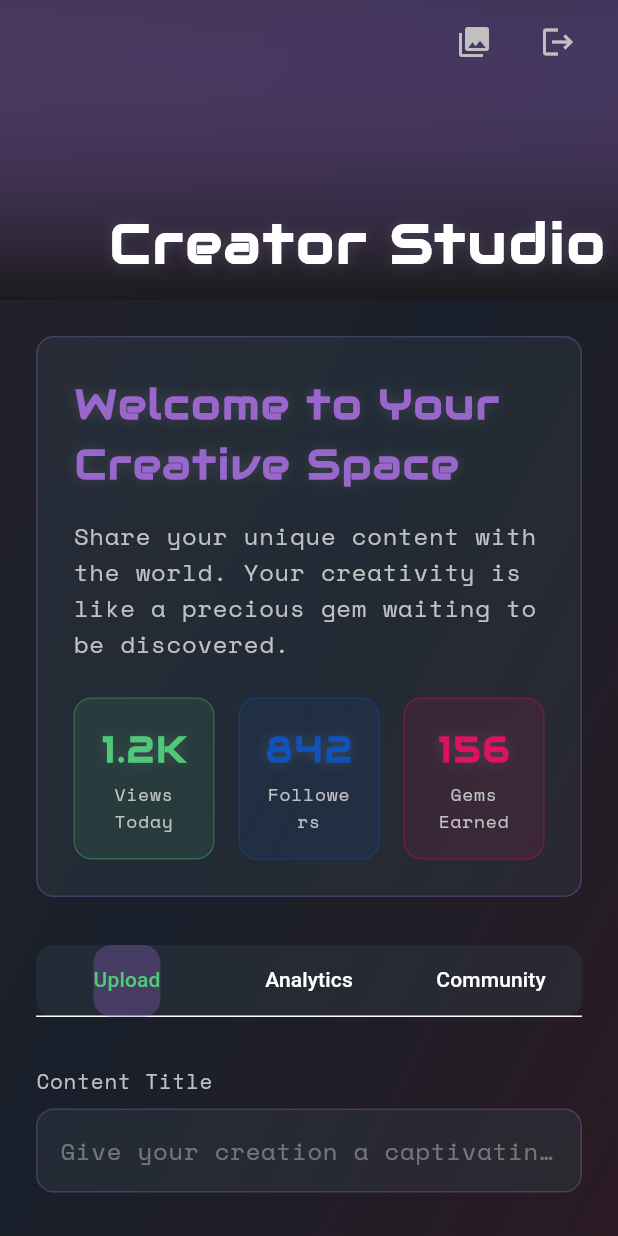
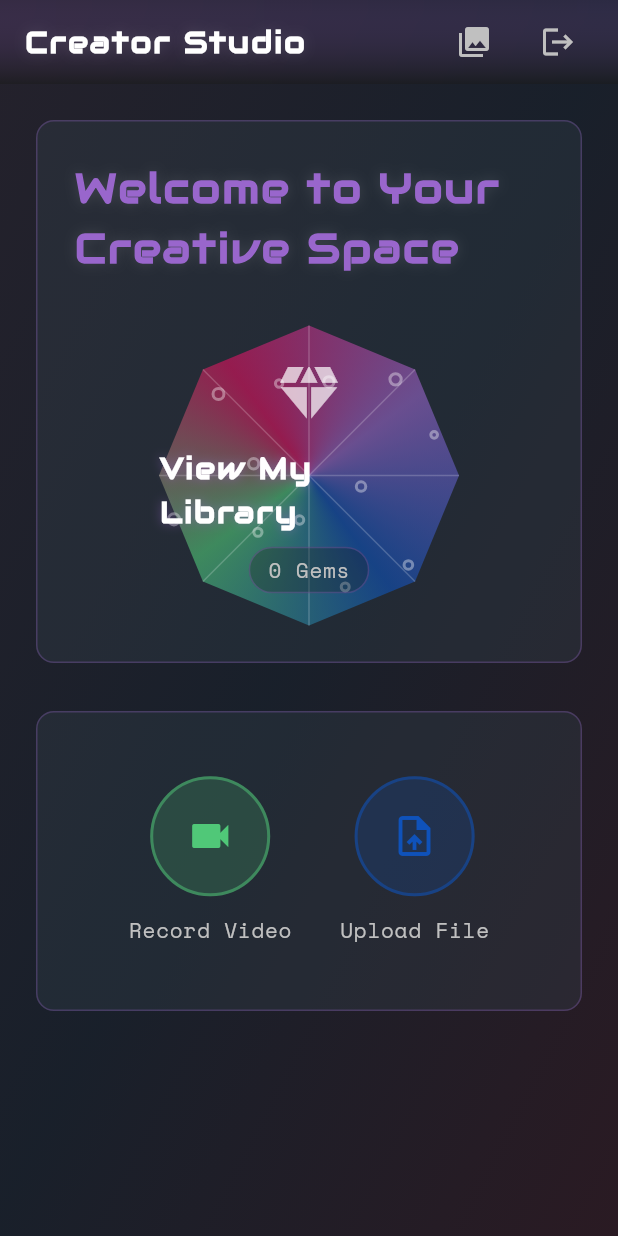
Before and after one commit to newman8r/toktok, a Flutter app: the screen it shows once a user with an empty profile is signed in, on a phone screen of 412 x 824 dp. Run offline on Flutter 3.47's test engine with Material 3 defaults, Android fonts, the phone set to English and light mode, and no system bars; our stand-ins replace camera, cloud_firestore, firebase_auth, firebase_core, flutter_dotenv, image_picker and 3 more; missing offline and left inert: ffmpeg_kit_flutter_min_gpl, video_editor; accounts and stored records are empty.

Commit message:
Refactor Creator Studio page with gem library view and dynamic loading

```diff
--- a/lib/pages/creator_studio_page.dart
+++ b/lib/pages/creator_studio_page.dart
@@ -7,6 +7,7 @@ import '../services/cloudinary_service.dart';
 import '../services/gem_service.dart';
 import 'dart:io';
 import 'dart:ui' as ui;
+import 'dart:math' as math;
 import 'camera_page.dart';
 import 'gem_gallery_page.dart';
 import 'package:image_picker/image_picker.dart';
@@ -20,39 +21,53 @@ class CreatorStudioPage extends StatefulWidget {
 
 class _CreatorStudioPageState extends State<CreatorStudioPage> with TickerProviderStateMixin {
   final AuthService _authService = AuthService();
+  final GemService _gemService = GemService();
   final ImagePicker _picker = ImagePicker();
-  late final TabController _tabController;
   late final AnimationController _shimmerController;
-  final _formKey = GlobalKey<FormState>();
-
-  String _title = '';
-  String _description = '';
-  String _category = 'Music';
-  bool _isOriginalContent = true;
-
-  final List<String> _categories = [
-    'Music',
-    'Dance',
-    'Comedy',
-    'Education',
-    'Gaming',
-    'Lifestyle',
-  ];
+  late final AnimationController _sparkleController;
+  int _totalGems = 0;
+  bool _isLoading = true;
 
   @override
   void initState() {
     super.initState();
-    _tabController = TabController(length: 3, vsync: this);
     _shimmerController = AnimationController(
       vsync: this,
       duration: const Duration(milliseconds: 2000),
     )..repeat();
+
+    _sparkleController = AnimationController(
+      vsync: this,
+      duration: const Duration(milliseconds: 1500),
+    )..repeat();
+
+    _loadGemCount();
+  }
+
+  Future<void> _loadGemCount() async {
+    try {
+      final user = _authService.currentUser;
+      if (user != null) {
+        final gems = await _gemService.getUserGems(user.uid);
+        if (mounted) {
+          setState(() {
+            _totalGems = gems.length;
+            _isLoading = false;
+          });
+        }
+      }
+    } catch (e) {
+      print('❌ Error loading gem count: $e');
+      if (mounted) {
+        setState(() => _isLoading = false);
+      }
+    }
   }
 
   @override
   void dispose() {
-    _tabController.dispose();
     _shimmerController.dispose();
+    _sparkleController.dispose();
     super.dispose();
   }
 
@@ -91,9 +106,7 @@ class _CreatorStudioPageState extends State<CreatorStudioPage> with TickerProvid
                     children: [
                       _buildWelcomeSection(),
                       const SizedBox(height: 32),
-                      _buildCreatorTabs(),
-                      const SizedBox(height: 32),
-                      _buildContentForm(),
+                      _buildUploadSection(),
                     ],
                   ),
                 ),
@@ -107,10 +120,12 @@ class _CreatorStudioPageState extends State<CreatorStudioPage> with TickerProvid
 
   Widget _buildAppBar() {
     return SliverAppBar(
-      expandedHeight: 200,
-      floating: false,
       pinned: true,
       backgroundColor: Colors.transparent,
+      title: Text(
+        'Creator Studio',
+        style: crystalHeading.copyWith(fontSize: 20),
+      ),
       actions: [
         // Gallery button
         Padding(
@@ -171,21 +186,15 @@ class _CreatorStudioPageState extends State<CreatorStudioPage> with TickerProvid
       flexibleSpace: ClipRRect(
         child: BackdropFilter(
           filter: ui.ImageFilter.blur(sigmaX: 10, sigmaY: 10),
-          child: FlexibleSpaceBar(
-            title: Text(
-              'Creator Studio',
-              style: crystalHeading.copyWith(fontSize: 24),
-            ),
-            background: Container(
+          child: Container(
             decoration: BoxDecoration(
               gradient: LinearGradient(
                 begin: Alignment.topCenter,
                 end: Alignment.bottomCenter,
                 colors: [
-                    amethyst.withOpacity(0.3),
-                    deepCave.withOpacity(0.9),
+                  amethyst.withOpacity(0.15),
+                  deepCave.withOpacity(0.5),
                 ],
-                ),
               ),
             ),
           ),
@@ -215,242 +224,109 @@ class _CreatorStudioPageState extends State<CreatorStudioPage> with TickerProvid
               color: amethyst,
             ),
           ),
-          const SizedBox(height: 16),
-          Text(
-            'Share your unique content with the world. Your creativity is like a precious gem waiting to be discovered.',
-            style: gemText.copyWith(
-              color: silver,
-              fontSize: 16,
-            ),
-          ),
-          const SizedBox(height: 24),
-          Row(
-            children: [
-              _buildStatCard('Views Today', '1.2K', emerald),
-              const SizedBox(width: 16),
-              _buildStatCard('Followers', '842', sapphire),
-              const SizedBox(width: 16),
-              _buildStatCard('Gems Earned', '156', ruby),
-            ],
+          const SizedBox(height: 32),
+          Center(
+            child: _buildFancyGemButton(),
           ),
         ],
       ),
     );
   }
 
-  Widget _buildStatCard(String label, String value, Color color) {
-    return Expanded(
-      child: Container(
-        padding: const EdgeInsets.all(16),
-        decoration: BoxDecoration(
-          color: color.withOpacity(0.1),
-          borderRadius: BorderRadius.circular(emeraldCut),
-          border: Border.all(
-            color: color.withOpacity(0.3),
-            width: 1,
+  Widget _buildFancyGemButton() {
+    return GestureDetector(
+      onTapDown: (_) => _sparkleController.forward(from: 0),
+      onTapUp: (_) {
+        HapticFeedback.mediumImpact();
+        Navigator.push(
+          context,
+          PageRouteBuilder(
+            pageBuilder: (context, animation, secondaryAnimation) =>
+              const GemGalleryPage(),
+            transitionsBuilder: (context, animation, secondaryAnimation, child) {
+              const begin = Offset(1.0, 0.0);
+              const end = Offset.zero;
+              const curve = Curves.easeInOutQuart;
+              var tween = Tween(begin: begin, end: end)
+                  .chain(CurveTween(curve: curve));
+              var offsetAnimation = animation.drive(tween);
+              return SlideTransition(position: offsetAnimation, child: child);
+            },
+            transitionDuration: caveTransition,
           ),
+        );
+      },
+      child: Stack(
+        children: [
+          // Animated background shimmer
+          AnimatedBuilder(
+            animation: _shimmerController,
+            builder: (context, child) {
+              return CustomPaint(
+                size: const Size(200, 200),
+                painter: _GemButtonPainter(
+                  shimmerProgress: _shimmerController.value,
+                  sparkleProgress: _sparkleController.value,
                 ),
+              );
+            },
+          ),
+
+          // Content
+          Container(
+            width: 200,
+            height: 200,
+            alignment: Alignment.center,
             child: Column(
+              mainAxisAlignment: MainAxisAlignment.center,
               children: [
+                const Icon(
+                  Icons.diamond,
+                  color: Colors.white70,
+                  size: 48,
+                ),
+                const SizedBox(height: 12),
                 Text(
-              value,
+                  'View My Library',
                   style: crystalHeading.copyWith(
-                fontSize: 24,
-                color: color,
-              ),
-            ),
-            const SizedBox(height: 4),
-            Text(
-              label,
-              style: gemText.copyWith(
-                fontSize: 12,
-                color: silver,
-              ),
-              textAlign: TextAlign.center,
+                    fontSize: 20,
+                    color: Colors.white,
+                    shadows: [
+                      Shadow(
+                        color: amethyst.withOpacity(0.5),
+                        blurRadius: 8,
                       ),
                     ],
                   ),
                 ),
-    );
-  }
-
-  Widget _buildCreatorTabs() {
-    return Container(
-      height: 48,
+                if (!_isLoading) ...[
+                  const SizedBox(height: 8),
+                  Container(
+                    padding: const EdgeInsets.symmetric(
+                      horizontal: 12,
+                      vertical: 4,
+                    ),
                     decoration: BoxDecoration(
-        color: caveShadow.withOpacity(0.3),
-        borderRadius: BorderRadius.circular(emeraldCut),
-      ),
-      child: TabBar(
-        controller: _tabController,
-        indicator: BoxDecoration(
-          borderRadius: BorderRadius.circular(emeraldCut),
+                      color: deepCave.withOpacity(0.3),
+                      borderRadius: BorderRadius.circular(16),
+                      border: Border.all(
                         color: amethyst.withOpacity(0.3),
                       ),
-        tabs: const [
-          Tab(text: 'Upload'),
-          Tab(text: 'Analytics'),
-          Tab(text: 'Community'),
-        ],
                     ),
-    );
-  }
-
-  Widget _buildContentForm() {
-    return Form(
-      key: _formKey,
-      child: Column(
-        crossAxisAlignment: CrossAxisAlignment.start,
-        children: [
-          _buildGemTextField(
-            label: 'Content Title',
-            hint: 'Give your creation a captivating title',
-            onChanged: (value) => _title = value,
-          ),
-          const SizedBox(height: 24),
-          _buildGemTextField(
-            label: 'Description',
-            hint: 'Tell your story...',
-            maxLines: 4,
-            onChanged: (value) => _description = value,
-          ),
-          const SizedBox(height: 24),
-          _buildCategoryDropdown(),
-          const SizedBox(height: 24),
-          _buildOriginalContentSwitch(),
-          const SizedBox(height: 32),
-          _buildUploadSection(),
-          const SizedBox(height: 32),
-          Center(
-            child: GemButton(
-              text: 'Share Creation',
-              onPressed: _submitContent,
-              gemColor: emerald,
-              isAnimated: true,
-            ),
-          ),
-        ],
-      ),
-    );
-  }
-
-  Widget _buildGemTextField({
-    required String label,
-    required String hint,
-    required ValueChanged<String> onChanged,
-    int maxLines = 1,
-  }) {
-    return Column(
-      crossAxisAlignment: CrossAxisAlignment.start,
-      children: [
-        Text(
-          label,
+                    child: Text(
+                      '$_totalGems Gems',
                       style: gemText.copyWith(
                         color: silver,
                         fontSize: 14,
                       ),
                     ),
-        const SizedBox(height: 8),
-        TextFormField(
-          style: gemText.copyWith(color: Colors.white),
-          maxLines: maxLines,
-          onChanged: onChanged,
-          decoration: InputDecoration(
-            hintText: hint,
-            hintStyle: gemText.copyWith(
-              color: silver.withOpacity(0.5),
                   ),
-            filled: true,
-            fillColor: caveShadow.withOpacity(0.3),
-            border: OutlineInputBorder(
-              borderRadius: BorderRadius.circular(emeraldCut),
-              borderSide: BorderSide(
-                color: amethyst.withOpacity(0.3),
-              ),
-            ),
-            enabledBorder: OutlineInputBorder(
-              borderRadius: BorderRadius.circular(emeraldCut),
-              borderSide: BorderSide(
-                color: amethyst.withOpacity(0.3),
-              ),
-            ),
-            focusedBorder: OutlineInputBorder(
-              borderRadius: BorderRadius.circular(emeraldCut),
-              borderSide: BorderSide(
-                color: amethyst.withOpacity(0.8),
-              ),
-            ),
+                ],
+              ],
             ),
           ),
         ],
-    );
-  }
-
-  Widget _buildCategoryDropdown() {
-    return Column(
-      crossAxisAlignment: CrossAxisAlignment.start,
-      children: [
-        Text(
-          'Category',
-          style: gemText.copyWith(
-            color: silver,
-            fontSize: 14,
       ),
-        ),
-        const SizedBox(height: 8),
-        Container(
-          padding: const EdgeInsets.symmetric(horizontal: 16),
-          decoration: BoxDecoration(
-            color: caveShadow.withOpacity(0.3),
-            borderRadius: BorderRadius.circular(emeraldCut),
-            border: Border.all(
-              color: amethyst.withOpacity(0.3),
-            ),
-          ),
-          child: DropdownButtonHideUnderline(
-            child: DropdownButton<String>(
-              value: _category,
-              isExpanded: true,
-              dropdownColor: caveShadow,
-              style: gemText.copyWith(color: Colors.white),
-              items: _categories.map((String category) {
-                return DropdownMenuItem<String>(
-                  value: category,
-                  child: Text(category),
-                );
-              }).toList(),
-              onChanged: (String? newValue) {
-                if (newValue != null) {
-                  setState(() => _category = newValue);
-                }
-              },
-            ),
-          ),
-        ),
-      ],
-    );
-  }
-
-  Widget _buildOriginalContentSwitch() {
-    return Row(
-      children: [
-        Text(
-          'Original Content',
-          style: gemText.copyWith(
-            color: silver,
-            fontSize: 14,
-          ),
-        ),
-        const Spacer(),
-        Switch(
-          value: _isOriginalContent,
-          onChanged: (bool value) {
-            setState(() => _isOriginalContent = value);
-          },
-          activeColor: emerald,
-          activeTrackColor: emerald.withOpacity(0.3),
-        ),
-      ],
     );
   }
 
@@ -609,22 +485,6 @@ class _CreatorStudioPageState extends State<CreatorStudioPage> with TickerProvid
         );
       }
       print('❌ Error picking file: $e');
-    }
-  }
-
-  void _submitContent() {
-    if (_formKey.currentState?.validate() ?? false) {
-      // TODO: Implement content submission
-      HapticFeedback.mediumImpact();
-      ScaffoldMessenger.of(context).showSnackBar(
-        SnackBar(
-          content: Text(
-            'Content submitted successfully!',
-            style: gemText,
-          ),
-          backgroundColor: emerald.withOpacity(0.8),
-        ),
-      );
     }
   }
 }
@@ -844,3 +704,92 @@ class _UploadDialogState extends State<_UploadDialog> {
     );
   }
 }
+
+class _GemButtonPainter extends CustomPainter {
+  final double shimmerProgress;
+  final double sparkleProgress;
+  final _random = math.Random();
+
+  _GemButtonPainter({
+    required this.shimmerProgress,
+    required this.sparkleProgress,
+  });
+
+  @override
+  void paint(Canvas canvas, Size size) {
+    final center = Offset(size.width / 2, size.height / 2);
+    final radius = math.min(size.width, size.height) / 2;
+
+    // Draw gem base shape
+    final path = Path();
+    for (var i = 0; i < 8; i++) {
+      final angle = i * math.pi / 4;
+      final x = center.dx + radius * math.cos(angle);
+      final y = center.dy + radius * math.sin(angle);
+      if (i == 0) {
+        path.moveTo(x, y);
+      } else {
+        path.lineTo(x, y);
+      }
+    }
+    path.close();
+
+    // Iridescent gradient
+    final paint = Paint()
+      ..shader = SweepGradient(
+        colors: [
+          amethyst.withOpacity(0.6),
+          sapphire.withOpacity(0.6),
+          emerald.withOpacity(0.6),
+          ruby.withOpacity(0.6),
+          amethyst.withOpacity(0.6),
+        ],
+        transform: GradientRotation(shimmerProgress * 2 * math.pi),
+      ).createShader(Rect.fromCircle(center: center, radius: radius));
+
+    canvas.drawPath(path, paint);
+
+    // Draw sparkles
+    final sparkles = List.generate(12, (index) {
+      final angle = index * (math.pi * 2 / 12);
+      final distance = radius * (0.3 + 0.7 * _random.nextDouble());
+      return Offset(
+        center.dx + distance * math.cos(angle + sparkleProgress * 2 * math.pi),
+        center.dy + distance * math.sin(angle + sparkleProgress * 2 * math.pi),
+      );
+    });
+
+    final sparklePaint = Paint()
+      ..color = Colors.white.withOpacity((1 - sparkleProgress) * 0.8)
+      ..style = PaintingStyle.stroke
+      ..strokeWidth = 2;
+
+    for (final sparkle in sparkles) {
+      canvas.drawCircle(sparkle, 2 + 2 * _random.nextDouble(), sparklePaint);
+    }
+
+    // Draw facet lines
+    final facetPaint = Paint()
+      ..color = Colors.white.withOpacity(0.2)
+      ..style = PaintingStyle.stroke
+      ..strokeWidth = 1;
+
+    for (var i = 0; i < 8; i++) {
+      final angle = i * math.pi / 4;
+      canvas.drawLine(
+        center,
+        Offset(
+          center.dx + radius * math.cos(angle),
+          center.dy + radius * math.sin(angle),
+        ),
+        facetPaint,
+      );
+    }
+  }
+
+  @override
+  bool shouldRepaint(_GemButtonPainter oldDelegate) {
+    return oldDelegate.shimmerProgress != shimmerProgress ||
+           oldDelegate.sparkleProgress != sparkleProgress;
+  }
+}
```
Lines whose indentation alone changed are shown as unchanged.
